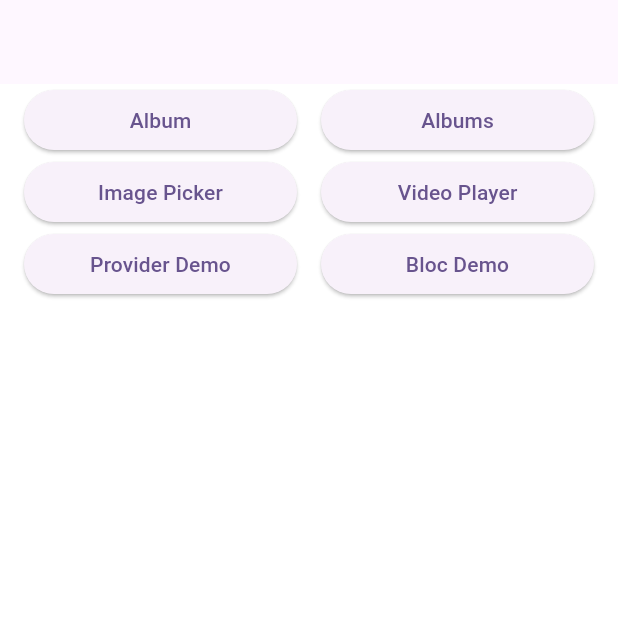
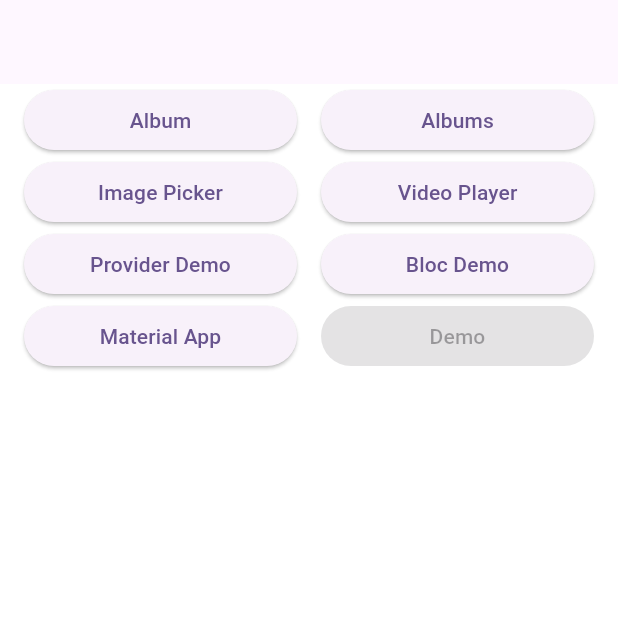
Before and after one commit to iamraajkanchan/basic_flutter_demo, a Flutter app: the screen it shows after launch, on a phone screen of 412 x 824 dp, the top half of it. Run offline on Flutter 3.47's test engine with Material 3 defaults, Android fonts, the phone set to English and light mode, and no system bars; our stand-ins replace bloc, connectivity_plus, email_validator, flutter_bloc, image_picker, video_player; project files that could hold a hidden picture were left out.

Commit message:
MaterialApp example is added in the project. material_app.dart is added and menu.dart is modified.

```diff
--- a/lib/views/menu.dart
+++ b/lib/views/menu.dart
@@ -2,6 +2,7 @@ import 'package:basic_flutter_demo/views/album_fetcher.dart';
 import 'package:basic_flutter_demo/views/albums_fetcher.dart';
 import 'package:basic_flutter_demo/views/bloc_demo.dart';
 import 'package:basic_flutter_demo/views/image_picker.dart';
+import 'package:basic_flutter_demo/views/material_app.dart';
 import 'package:basic_flutter_demo/views/provider_demo.dart';
 import 'package:basic_flutter_demo/views/stateful_lifecycle.dart';
 import 'package:basic_flutter_demo/views/stateless_lifecycle.dart';
@@ -57,6 +58,12 @@ class Menu extends StatelessWidget {
     void onBlocDemoClick() {
       Navigator.of(context).push(MaterialPageRoute(
           builder: (context) => const BlocDemo(pageTitle: "Bloc Demo")));
+    }
+
+    void onMaterialAppClick() {
+      Navigator.of(context).push(MaterialPageRoute(
+          builder: (context) =>
+              const MaterialAppExample(pageTitle: "Material App")));
     }
 
     return Scaffold(
@@ -129,6 +136,32 @@ class Menu extends StatelessWidget {
                 )),
             Utility.addHorizontalSpace(),
           ],
+        ),
+        Row(
+          mainAxisAlignment: MainAxisAlignment.spaceBetween,
+          children: <Widget>[
+            Utility.addHorizontalSpace(),
+            Expanded(
+                flex: 1,
+                child: ElevatedButton(
+                  onPressed: onMaterialAppClick,
+                  child: const Text(
+                    "Material App",
+                    textAlign: TextAlign.center,
+                  ),
+                )),
+            Utility.addHorizontalSpace(),
+            const Expanded(
+                flex: 1,
+                child: ElevatedButton(
+                  onPressed: null,
+                  child: Text(
+                    "Demo",
+                    textAlign: TextAlign.center,
+                  ),
+                )),
+            Utility.addHorizontalSpace(),
+          ],
         )
       ]),
     );
```
Also changed, not shown: lib/views/material_app.dart (added, +34 -0 lines).
